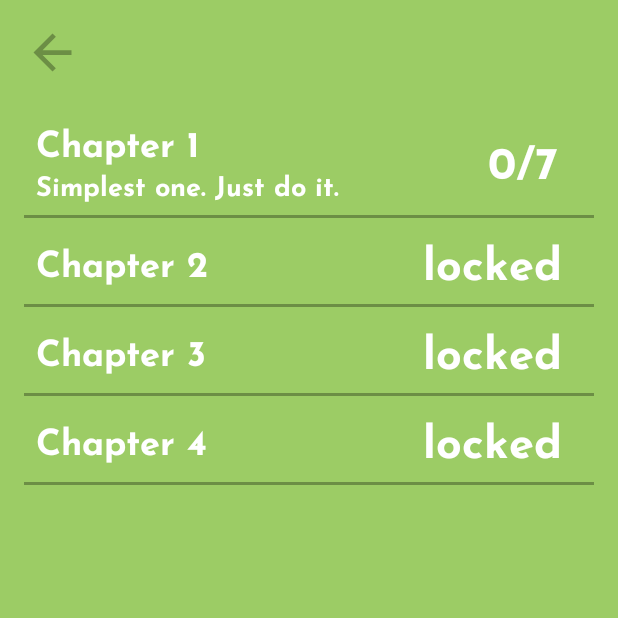
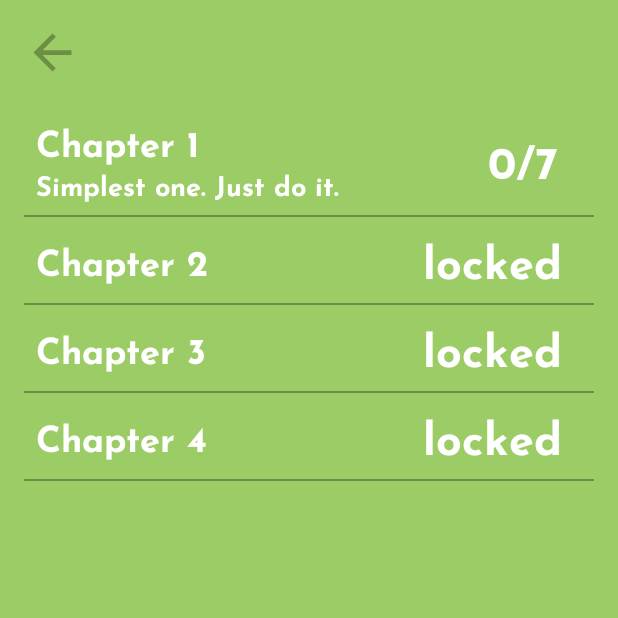
Before and after one commit to Minnakhmetov/NumberGame, an Android app: the ChapterChoiceFragment screen opened through its navigation route, on a phone screen of 412 x 824 dp, the top half of it. Run offline under Robolectric (Android 15) with nearby library versions, the light colour scheme and no system bars; our stand-ins replace data binding; Roboto replaces fonts that are not available here.

Commit message:
divider is 1dp again

```diff
--- a/app/src/main/res/drawable/divider.xml
+++ b/app/src/main/res/drawable/divider.xml
@@ -3,7 +3,7 @@
     android:shape="rectangle">
 
     <size
-        android:height="2dp" />
+        android:height="1dp" />
 
     <solid android:color="@color/divider" />
 </shape>
```
